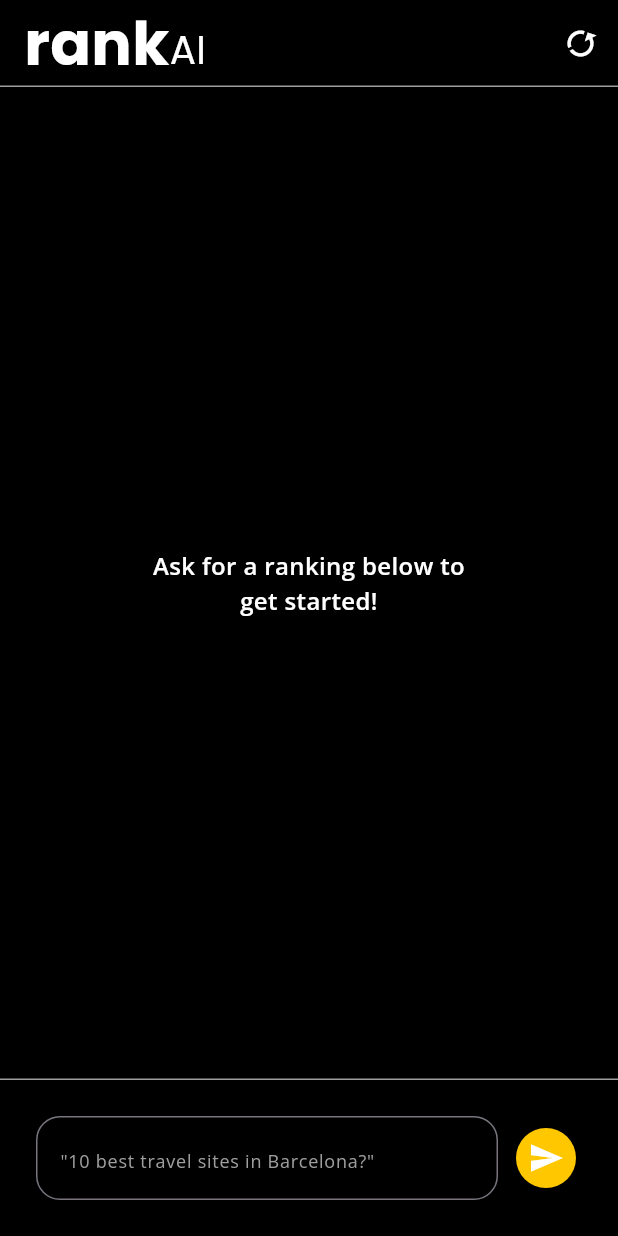
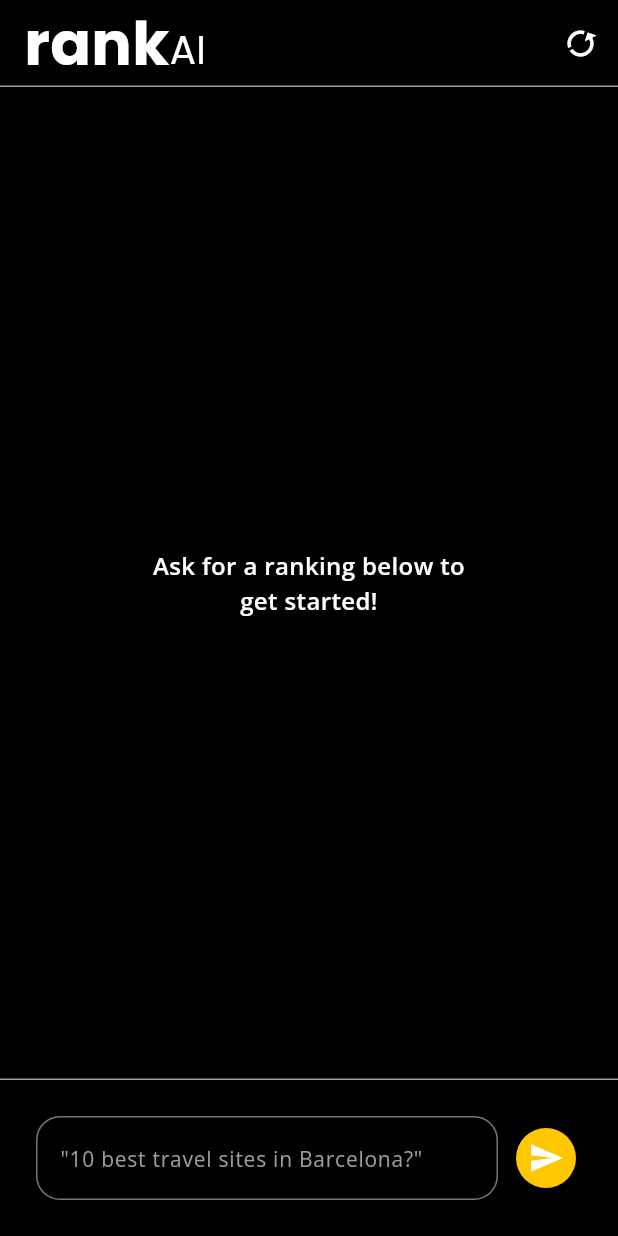
Before and after one commit to thassio-vinicius/rankAI, a Flutter app: the screen it shows after launch, after a tap on "GET STARTED", on a phone screen of 412 x 824 dp. Run offline on Flutter 3.47's test engine with Material 3 defaults, Android fonts, the light colour scheme and no system bars; our stand-ins replace dartz, dio, equatable, flutter_bloc, flutter_dotenv, get_it and 4 more; generated files the repository leaves out were written again.

Commit message:
small UI fixes and preview images

```diff
--- a/lib/features/chat/presentation/components/message_input_field.dart
+++ b/lib/features/chat/presentation/components/message_input_field.dart
@@ -44,7 +44,7 @@ class MessageInputField extends StatelessWidget {
                   ),
                   hintStyle: GoogleFonts.openSans(
                     color: Colors.grey,
-                    fontSize: 12,
+                    fontSize: 14,
                   ),
                 ),
               ),
--- a/lib/features/splash/presentation/components/animated_background.dart
+++ b/lib/features/splash/presentation/components/animated_background.dart
@@ -148,7 +148,7 @@ class _AnimatedBackgroundItemState extends State<_AnimatedBackgroundItem> {
               AssetIcons.chatGpt,
               width: 25,
               height: 25,
-              color: Colors.grey.withOpacity(0.5),
+              color: Colors.grey.withOpacity(0.35),
             ),
           ),
         ),
```
Also changed, not shown: previews/Simulator Screenshot - iPhone 15 Pro Max - 2024-05-12 at 18.07.47.png (added), previews/Simulator Screenshot - iPhone 15 Pro Max - 2024-05-12 at 18.11.50.png (added), previews/Simulator Screenshot - iPhone 15 Pro Max - 2024-05-12 at 18.12.07.png (added).
